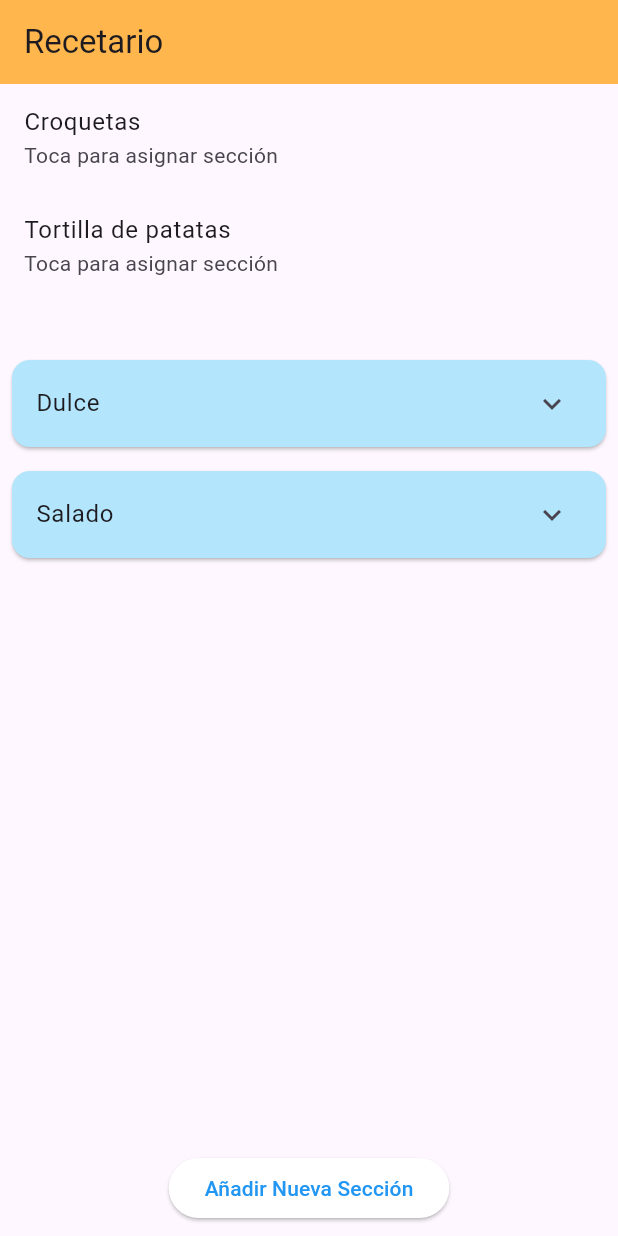
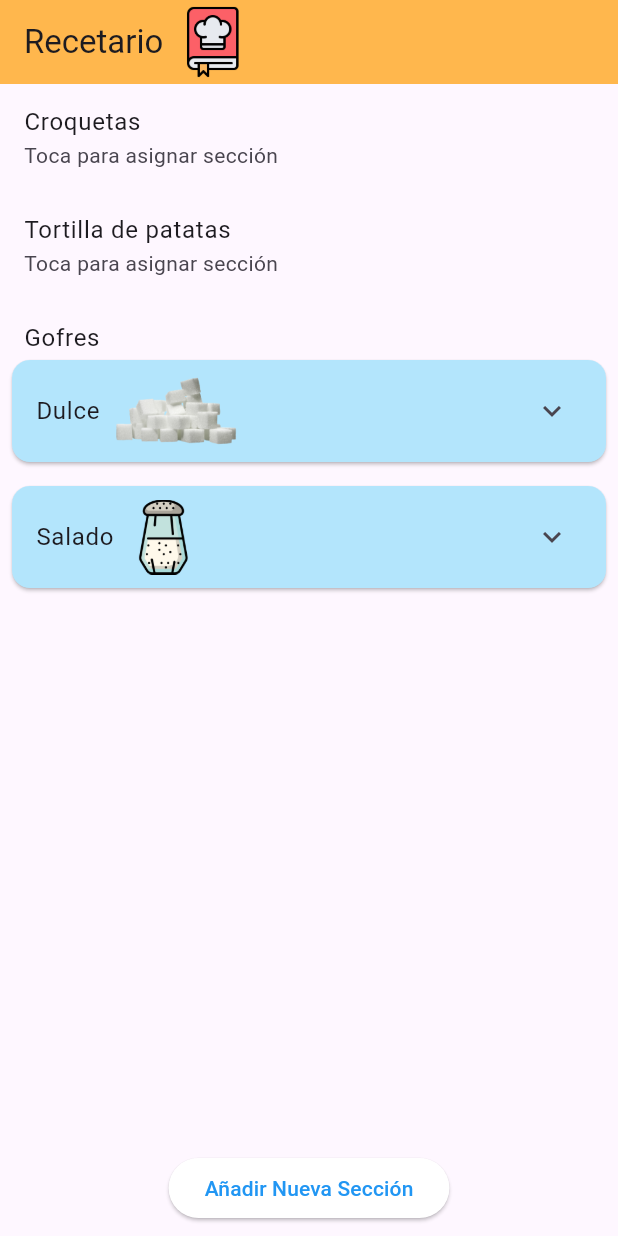
Before and after one commit to lorenax55/DS-pracs, a Flutter app: the screen it shows after launch, on a phone screen of 412 x 824 dp. Run offline on Flutter 3.47's test engine with Material 3 defaults, Android fonts, the light colour scheme and no system bars; generated files the repository leaves out were written again.

Commit message:
metido fotos y gofre creepe

```diff
--- /dev/null
+++ b/practica2flutter/lib/creeperecetabuilder.dart
@@ -0,0 +1,24 @@
+import 'receta.dart';
+import 'recetabuilder.dart';
+
+class CreepeRecetaBuilder extends RecetaBuilder {
+
+  CreepeRecetaBuilder() {
+    super.receta = Receta('Creepes');
+  }
+
+  @override
+  void buildIngredientes() {
+    receta.setIngredientes("Harina, leche, huevo, mantequilla, azúcar");
+  }
+
+  @override
+  void buildPasos() {
+    receta.setPasos("Mezclar la harina, la leche, el huevo y el azúcar. Cocinar en una sartén caliente.");
+  }
+
+  @override
+  void buildTiempo() {
+    receta.setTiempoPreparacion(20);
+  }
+}
--- /dev/null
+++ b/practica2flutter/lib/gofrerecetabuilder.dart
@@ -0,0 +1,24 @@
+import 'receta.dart';
+import 'recetabuilder.dart';
+
+class GofreRecetaBuilder extends RecetaBuilder {
+  GofreRecetaBuilder() {
+    super.receta = Receta('Gofres');
+  }
+
+  @override
+  void buildIngredientes() {
+    receta.setIngredientes("Harina, azúcar, leche, huevo, mantequilla");
+  }
+
+  @override
+  void buildPasos() {
+    receta.setPasos("Mezclar la harina, el azúcar, la leche, el huevo, la mantequilla. Cocinar en una gofrera caliente.");
+  }
+
+  @override
+  void buildTiempo() {
+    receta.setTiempoPreparacion(30);
+  }
+
+}
--- a/practica2flutter/lib/main.dart
+++ b/practica2flutter/lib/main.dart
@@ -1,4 +1,6 @@
 import 'package:flutter/material.dart';
+import 'package:practica2flutter/creeperecetabuilder.dart';
+import 'package:practica2flutter/gofrerecetabuilder.dart';
 import 'chef.dart';
 import 'receta.dart';
 import 'recetabuilder.dart';
@@ -39,6 +41,8 @@ class _RecetasHomeState extends State<RecetasHome> {
   final List<RecetaBuilder> creadoresRecetas = [
     CroquetaRecetaBuilder(),
     TortillaRecetaBuilder(),
+    GofreRecetaBuilder(),
+    CreepeRecetaBuilder(),
   ];
 
   final List<Color> colors = [
@@ -53,7 +57,18 @@ class _RecetasHomeState extends State<RecetasHome> {
   Widget build(BuildContext context) {
       return Scaffold(
         appBar: AppBar(
-          title: Text('Recetario'),
+                title: Row(
+                children: [
+                  const Text("Recetario"),
+                    Padding(
+                      padding: const EdgeInsets.only(left: 8.0),
+                      child: SizedBox(
+                        height: 50,
+                        child: Image.asset('assets/images/recetario.png'),
+                      ),
+                    ),
+                ],
+              ),
         ),
         body: Column(
           children: [
@@ -101,7 +116,7 @@ void mostrarDialogoSeccion(RecetaBuilder creador) {
     context: context,
     builder: (BuildContext context) {
       return AlertDialog(
-        title: Text('Asignar Receta'),
+        title: const Text('Asignar Receta'),
         content: SingleChildScrollView(
           child: ListBody(
             children: generarListaSecciones(secciones, creador),
@@ -153,8 +168,28 @@ List<Widget> generarListaSecciones(List<Seccion> secciones, RecetaBuilder creado
       color: backgroundColor,
       margin: EdgeInsets.all(depth > 0 ? 16.0 : 8.0),
       child: ExpansionTile(
-        title: Text(seccion.getNombre()),
-        initiallyExpanded: false,
+      title: Row(
+        children: [
+          Text(seccion.getNombre()),
+          if (seccion.getNombre() == 'Salado')
+            Padding(
+              padding: const EdgeInsets.only(left: 8.0),
+              child: SizedBox(
+                height: 50,
+                child: Image.asset('assets/images/salero.png'),
+              ),
+            )else if (seccion.getNombre() == 'Dulce')
+              Padding(
+                padding: const EdgeInsets.only(left: 8.0),
+                child: SizedBox(
+                  height: 50,
+                  child: Image.asset('assets/images/azucar.png'),
+                ),
+              ),
+
+        ],
+      ),
+      initiallyExpanded: false,
         children: [
           for (var elemento in seccion.getElementos())
             elemento is Seccion
```
Also changed, not shown: practica2flutter/assets/images/azucar.png (added), practica2flutter/assets/images/recetario.png (added), practica2flutter/assets/images/salero.png (added).
